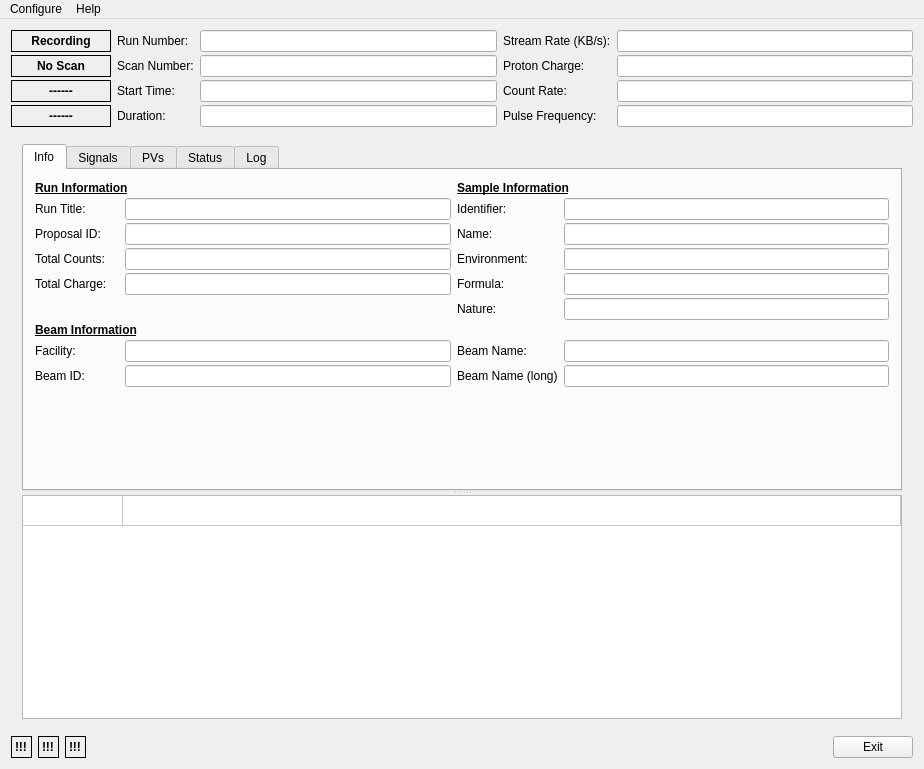
Above: dasmon/client/MainWindow.ui from ADARA-Neutrons/adara before the change. Below: the same form after it.
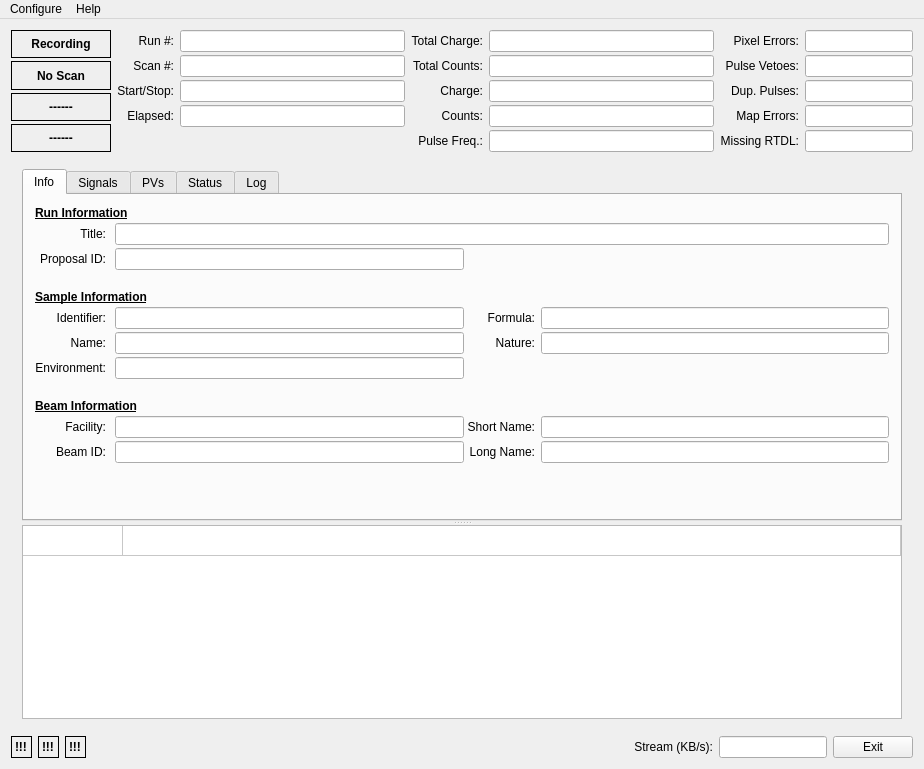
That is the form after the change. The open tabs and pages were chosen to show the change.

Commit message:
Added dasmon stream error metrics
Both dasmon service and gui now detect/report certain
low-level stream errors (pulse vetoes, duplicate
pulses, pixel errors, mapping errors, and missing
RTDLs). Dasmon gui was rearranged to support display
of this new information. Other small updates were
made to gui.

Diff of the .ui file:
```diff
--- a/dasmon/client/MainWindow.ui
+++ b/dasmon/client/MainWindow.ui
@@ -140,84 +140,17 @@
        </layout>
       </item>
       <item>
-       <layout class="QGridLayout" name="gridLayout" columnstretch="0,0,0,0,0">
+       <layout class="QGridLayout" name="gridLayout" columnstretch="0,0,0,0,0,0,0">
         <property name="verticalSpacing">
          <number>3</number>
         </property>
-        <item row="3" column="0">
-         <widget class="QLabel" name="label_23">
-          <property name="text">
-           <string>Duration:</string>
-          </property>
-         </widget>
-        </item>
-        <item row="1" column="3">
-         <widget class="QLabel" name="label_17">
-          <property name="text">
-           <string>Proton Charge:</string>
-          </property>
-         </widget>
-        </item>
-        <item row="2" column="3">
-         <widget class="QLabel" name="label_19">
-          <property name="text">
-           <string>Count Rate:</string>
-          </property>
-         </widget>
-        </item>
-        <item row="3" column="3">
-         <widget class="QLabel" name="label_21">
-          <property name="text">
-           <string>Pulse Frequency:</string>
-          </property>
-         </widget>
-        </item>
-        <item row="0" column="3">
-         <widget class="QLabel" name="label_12">
-          <property name="text">
-           <string>Stream Rate (KB/s):</string>
-          </property>
-         </widget>
-        </item>
-        <item row="1" column="4">
-         <widget class="QLineEdit" name="pchargeLabel">
-          <property name="readOnly">
-           <bool>true</bool>
-          </property>
-         </widget>
-        </item>
-        <item row="3" column="2">
-         <widget class="QLineEdit" name="durationLabel">
-          <property name="readOnly">
-           <bool>true</bool>
-          </property>
-         </widget>
-        </item>
-        <item row="2" column="4">
-         <widget class="QLineEdit" name="countRateLabel">
-          <property name="readOnly">
-           <bool>true</bool>
-          </property>
-         </widget>
-        </item>
-        <item row="3" column="4">
-         <widget class="QLineEdit" name="pfreqLabel">
-          <property name="readOnly">
-           <bool>true</bool>
-          </property>
-         </widget>
-        </item>
-        <item row="0" column="4">
-         <widget class="QLineEdit" name="bitRateLabel">
-          <property name="readOnly">
-           <bool>true</bool>
-          </property>
-         </widget>
-        </item>
         <item row="0" column="0">
          <widget class="QLabel" name="label_2">
           <property name="text">
-           <string>Run Number:</string>
+           <string>Run #:</string>
+          </property>
+          <property name="alignment">
+           <set>Qt::AlignRight|Qt::AlignTrailing|Qt::AlignVCenter</set>
           </property>
          </widget>
         </item>
@@ -228,24 +161,230 @@
           </property>
          </widget>
         </item>
-        <item row="1" column="0">
-         <widget class="QLabel" name="label_3">
+        <item row="0" column="5">
+         <widget class="QLabel" name="label_10">
           <property name="text">
-           <string>Scan Number:</string>
+           <string>Pixel Errors:</string>
           </property>
+          <property name="alignment">
+           <set>Qt::AlignRight|Qt::AlignTrailing|Qt::AlignVCenter</set>
+          </property>
          </widget>
         </item>
-        <item row="1" column="2">
-         <widget class="QLineEdit" name="scanNumLabel">
+        <item row="0" column="6">
+         <widget class="QLineEdit" name="pixErrorLabel">
+          <property name="sizePolicy">
+           <sizepolicy hsizetype="Minimum" vsizetype="Fixed">
+            <horstretch>0</horstretch>
+            <verstretch>0</verstretch>
+           </sizepolicy>
+          </property>
           <property name="readOnly">
            <bool>true</bool>
           </property>
          </widget>
         </item>
+        <item row="1" column="5">
+         <widget class="QLabel" name="label_13">
+          <property name="text">
+           <string>Pulse Vetoes:</string>
+          </property>
+          <property name="alignment">
+           <set>Qt::AlignRight|Qt::AlignTrailing|Qt::AlignVCenter</set>
+          </property>
+         </widget>
+        </item>
+        <item row="2" column="5">
+         <widget class="QLabel" name="label_14">
+          <property name="text">
+           <string>Dup. Pulses:</string>
+          </property>
+          <property name="alignment">
+           <set>Qt::AlignRight|Qt::AlignTrailing|Qt::AlignVCenter</set>
+          </property>
+         </widget>
+        </item>
+        <item row="1" column="6">
+         <widget class="QLineEdit" name="pulseVetoLabel">
+          <property name="sizePolicy">
+           <sizepolicy hsizetype="Minimum" vsizetype="Fixed">
+            <horstretch>0</horstretch>
+            <verstretch>0</verstretch>
+           </sizepolicy>
+          </property>
+          <property name="readOnly">
+           <bool>true</bool>
+          </property>
+         </widget>
+        </item>
+        <item row="2" column="6">
+         <widget class="QLineEdit" name="dupPulseLabel">
+          <property name="sizePolicy">
+           <sizepolicy hsizetype="Minimum" vsizetype="Fixed">
+            <horstretch>0</horstretch>
+            <verstretch>0</verstretch>
+           </sizepolicy>
+          </property>
+          <property name="readOnly">
+           <bool>true</bool>
+          </property>
+         </widget>
+        </item>
+        <item row="3" column="5">
+         <widget class="QLabel" name="label_15">
+          <property name="text">
+           <string>Map Errors:</string>
+          </property>
+          <property name="alignment">
+           <set>Qt::AlignRight|Qt::AlignTrailing|Qt::AlignVCenter</set>
+          </property>
+         </widget>
+        </item>
+        <item row="3" column="6">
+         <widget class="QLineEdit" name="mapErrorLabel">
+          <property name="sizePolicy">
+           <sizepolicy hsizetype="Minimum" vsizetype="Fixed">
+            <horstretch>0</horstretch>
+            <verstretch>0</verstretch>
+           </sizepolicy>
+          </property>
+          <property name="readOnly">
+           <bool>true</bool>
+          </property>
+         </widget>
+        </item>
+        <item row="4" column="5">
+         <widget class="QLabel" name="label_16">
+          <property name="text">
+           <string>Missing RTDL:</string>
+          </property>
+          <property name="alignment">
+           <set>Qt::AlignRight|Qt::AlignTrailing|Qt::AlignVCenter</set>
+          </property>
+         </widget>
+        </item>
+        <item row="4" column="6">
+         <widget class="QLineEdit" name="missRTDLLabel">
+          <property name="sizePolicy">
+           <sizepolicy hsizetype="Minimum" vsizetype="Fixed">
+            <horstretch>0</horstretch>
+            <verstretch>0</verstretch>
+           </sizepolicy>
+          </property>
+          <property name="readOnly">
+           <bool>true</bool>
+          </property>
+         </widget>
+        </item>
+        <item row="4" column="3">
+         <widget class="QLabel" name="label_21">
+          <property name="text">
+           <string>Pulse Freq.:</string>
+          </property>
+          <property name="alignment">
+           <set>Qt::AlignRight|Qt::AlignTrailing|Qt::AlignVCenter</set>
+          </property>
+         </widget>
+        </item>
+        <item row="3" column="3">
+         <widget class="QLabel" name="label_19">
+          <property name="text">
+           <string>Counts:</string>
+          </property>
+          <property name="alignment">
+           <set>Qt::AlignRight|Qt::AlignTrailing|Qt::AlignVCenter</set>
+          </property>
+         </widget>
+        </item>
+        <item row="2" column="3">
+         <widget class="QLabel" name="label_17">
+          <property name="text">
+           <string>Charge:</string>
+          </property>
+          <property name="alignment">
+           <set>Qt::AlignRight|Qt::AlignTrailing|Qt::AlignVCenter</set>
+          </property>
+         </widget>
+        </item>
+        <item row="4" column="4">
+         <widget class="QLineEdit" name="pfreqLabel">
+          <property name="readOnly">
+           <bool>true</bool>
+          </property>
+         </widget>
+        </item>
+        <item row="3" column="4">
+         <widget class="QLineEdit" name="countRateLabel">
+          <property name="readOnly">
+           <bool>true</bool>
+          </property>
+         </widget>
+        </item>
+        <item row="2" column="4">
+         <widget class="QLineEdit" name="pchargeLabel">
+          <property name="readOnly">
+           <bool>true</bool>
+          </property>
+         </widget>
+        </item>
+        <item row="1" column="4">
+         <widget class="QLineEdit" name="totalCountsEdit">
+          <property name="readOnly">
+           <bool>true</bool>
+          </property>
+         </widget>
+        </item>
+        <item row="0" column="4">
+         <widget class="QLineEdit" name="totalChargeEdit">
+          <property name="readOnly">
+           <bool>true</bool>
+          </property>
+         </widget>
+        </item>
+        <item row="0" column="3">
+         <widget class="QLabel" name="label_9">
+          <property name="text">
+           <string>Total Charge:</string>
+          </property>
+          <property name="alignment">
+           <set>Qt::AlignRight|Qt::AlignTrailing|Qt::AlignVCenter</set>
+          </property>
+         </widget>
+        </item>
+        <item row="1" column="3">
+         <widget class="QLabel" name="label_30">
+          <property name="text">
+           <string>Total Counts:</string>
+          </property>
+          <property name="alignment">
+           <set>Qt::AlignRight|Qt::AlignTrailing|Qt::AlignVCenter</set>
+          </property>
+         </widget>
+        </item>
+        <item row="3" column="0">
+         <widget class="QLabel" name="label_23">
+          <property name="text">
+           <string>Elapsed:</string>
+          </property>
+          <property name="alignment">
+           <set>Qt::AlignRight|Qt::AlignTrailing|Qt::AlignVCenter</set>
+          </property>
+         </widget>
+        </item>
         <item row="2" column="0">
          <widget class="QLabel" name="label_29">
           <property name="text">
-           <string>Start Time:</string>
+           <string>Start/Stop:</string>
+          </property>
+          <property name="alignment">
+           <set>Qt::AlignRight|Qt::AlignTrailing|Qt::AlignVCenter</set>
+          </property>
+         </widget>
+        </item>
+        <item row="3" column="2">
+         <widget class="QLineEdit" name="durationLabel">
+          <property name="readOnly">
+           <bool>true</bool>
           </property>
          </widget>
         </item>
@@ -256,6 +395,19 @@
           </property>
          </widget>
         </item>
+        <item row="1" column="0">
+         <widget class="QLabel" name="label_18">
+          <property name="text">
+           <string>Scan #:</string>
+          </property>
+          <property name="alignment">
+           <set>Qt::AlignRight|Qt::AlignTrailing|Qt::AlignVCenter</set>
+          </property>
+         </widget>
+        </item>
+        <item row="1" column="2">
+         <widget class="QLineEdit" name="scanNumLabel"/>
+        </item>
        </layout>
       </item>
      </layout>
@@ -277,10 +429,10 @@
             <string>Info</string>
            </attribute>
            <layout class="QGridLayout" name="gridLayout_2">
-            <property name="verticalSpacing">
+            <property name="spacing">
              <number>3</number>
             </property>
-            <item row="13" column="0">
+            <item row="16" column="0">
              <spacer name="verticalSpacer_2">
               <property name="orientation">
                <enum>Qt::Vertical</enum>
@@ -296,45 +448,20 @@
             <item row="2" column="0">
              <widget class="QLabel" name="label_7">
               <property name="text">
-               <string>Run Title:</string>
+               <string>Title:</string>
+              </property>
+              <property name="alignment">
+               <set>Qt::AlignRight|Qt::AlignTrailing|Qt::AlignVCenter</set>
               </property>
              </widget>
             </item>
-            <item row="2" column="3">
+            <item row="2" column="3" colspan="4">
              <widget class="QLineEdit" name="runTitleEdit">
               <property name="readOnly">
                <bool>true</bool>
               </property>
              </widget>
             </item>
-            <item row="2" column="4">
-             <widget class="QLabel" name="label_24">
-              <property name="text">
-               <string>Identifier:</string>
-              </property>
-             </widget>
-            </item>
-            <item row="2" column="5">
-             <widget class="QLineEdit" name="sampleIdEdit">
-              <property name="readOnly">
-               <bool>true</bool>
-              </property>
-             </widget>
-            </item>
-            <item row="1" column="4" colspan="2">
-             <widget class="QLabel" name="label_31">
-              <property name="font">
-               <font>
-                <weight>75</weight>
-                <bold>true</bold>
-                <underline>true</underline>
-               </font>
-              </property>
-              <property name="text">
-               <string>Sample Information</string>
-              </property>
-             </widget>
-            </item>
             <item row="1" column="0" colspan="4">
              <widget class="QLabel" name="label_32">
               <property name="font">
@@ -349,7 +476,7 @@
               </property>
              </widget>
             </item>
-            <item row="8" column="0" colspan="4">
+            <item row="11" column="0" colspan="4">
              <widget class="QLabel" name="facilityInfoLabel">
               <property name="font">
                <font>
@@ -363,155 +490,202 @@
               </property>
              </widget>
             </item>
-            <item row="9" column="0">
+            <item row="12" column="0">
              <widget class="QLabel" name="label">
               <property name="text">
                <string>Facility:</string>
               </property>
+              <property name="alignment">
+               <set>Qt::AlignRight|Qt::AlignTrailing|Qt::AlignVCenter</set>
+              </property>
              </widget>
             </item>
-            <item row="9" column="3">
+            <item row="12" column="3">
              <widget class="QLineEdit" name="facilityNameEdit">
               <property name="readOnly">
                <bool>true</bool>
               </property>
              </widget>
             </item>
-            <item row="10" column="0">
+            <item row="13" column="0">
              <widget class="QLabel" name="label_4">
               <property name="text">
                <string>Beam ID:</string>
               </property>
+              <property name="alignment">
+               <set>Qt::AlignRight|Qt::AlignTrailing|Qt::AlignVCenter</set>
+              </property>
              </widget>
             </item>
-            <item row="10" column="3">
+            <item row="13" column="3">
              <widget class="QLineEdit" name="beamIdEdit">
               <property name="readOnly">
                <bool>true</bool>
               </property>
              </widget>
             </item>
-            <item row="9" column="4">
+            <item row="12" column="4">
              <widget class="QLabel" name="label_5">
               <property name="text">
-               <string>Beam Name:</string>
+               <string>Short Name:</string>
+              </property>
+              <property name="alignment">
+               <set>Qt::AlignRight|Qt::AlignTrailing|Qt::AlignVCenter</set>
               </property>
              </widget>
             </item>
-            <item row="9" column="5">
+            <item row="12" column="6">
              <widget class="QLineEdit" name="beamNameShortEdit">
               <property name="readOnly">
                <bool>true</bool>
               </property>
              </widget>
             </item>
-            <item row="10" column="4">
+            <item row="13" column="4">
              <widget class="QLabel" name="label_6">
               <property name="text">
-               <string>Beam Name (long)</string>
+               <string>Long Name:</string>
+              </property>
+              <property name="alignment">
+               <set>Qt::AlignRight|Qt::AlignTrailing|Qt::AlignVCenter</set>
               </property>
              </widget>
             </item>
-            <item row="10" column="5">
+            <item row="13" column="6">
              <widget class="QLineEdit" name="beamNameLongEdit">
               <property name="readOnly">
                <bool>true</bool>
               </property>
              </widget>
             </item>
-            <item row="3" column="0">
-             <widget class="QLabel" name="label_11">
-              <property name="text">
-               <string>Proposal ID:</string>
-              </property>
-             </widget>
-            </item>
-            <item row="3" column="3">
-             <widget class="QLineEdit" name="propIdEdit">
-              <property name="readOnly">
-               <bool>true</bool>
-              </property>
-             </widget>
-            </item>
-            <item row="3" column="4">
-             <widget class="QLabel" name="label_25">
-              <property name="text">
-               <string>Name:</string>
-              </property>
-             </widget>
-            </item>
-            <item row="4" column="4">
-             <widget class="QLabel" name="label_26">
-              <property name="text">
-               <string>Environment:</string>
-              </property>
-             </widget>
-            </item>
-            <item row="5" column="4">
+            <item row="7" column="4">
              <widget class="QLabel" name="label_27">
               <property name="text">
                <string>Formula:</string>
               </property>
+              <property name="alignment">
+               <set>Qt::AlignRight|Qt::AlignTrailing|Qt::AlignVCenter</set>
+              </property>
              </widget>
             </item>
-            <item row="6" column="4">
+            <item row="8" column="4">
              <widget class="QLabel" name="label_28">
               <property name="text">
                <string>Nature:</string>
               </property>
-             </widget>
-            </item>
-            <item row="3" column="5">
-             <widget class="QLineEdit" name="sampleNameEdit">
-              <property name="readOnly">
-               <bool>true</bool>
+              <property name="alignment">
+               <set>Qt::AlignRight|Qt::AlignTrailing|Qt::AlignVCenter</set>
               </property>
              </widget>
             </item>
-            <item row="4" column="5">
-             <widget class="QLineEdit" name="sampleEnvironmentEdit">
-              <property name="readOnly">
-               <bool>true</bool>
-              </property>
-             </widget>
-            </item>
-            <item row="5" column="5">
+            <item row="7" column="6">
              <widget class="QLineEdit" name="sampleFormulaEdit">
               <property name="readOnly">
                <bool>true</bool>
               </property>
              </widget>
             </item>
-            <item row="6" column="5">
+            <item row="8" column="6">
              <widget class="QLineEdit" name="sampleNatureEdit">
               <property name="readOnly">
                <bool>true</bool>
               </property>
              </widget>
             </item>
+            <item row="5" column="0" rowspan="2" colspan="4">
+             <widget class="QLabel" name="label_31">
+              <property name="font">
+               <font>
+                <weight>75</weight>
+                <bold>true</bold>
+                <underline>true</underline>
+               </font>
+              </property>
+              <property name="text">
+               <string>Sample Information</string>
+              </property>
+              <property name="margin">
+               <number>0</number>
+              </property>
+             </widget>
+            </item>
+            <item row="7" column="0">
+             <widget class="QLabel" name="label_24">
+              <property name="text">
+               <string>Identifier:</string>
+              </property>
+              <property name="alignment">
+               <set>Qt::AlignRight|Qt::AlignTrailing|Qt::AlignVCenter</set>
+              </property>
+             </widget>
+            </item>
+            <item row="7" column="3">
+             <widget class="QLineEdit" name="sampleIdEdit">
+              <property name="readOnly">
+               <bool>true</bool>
+              </property>
+             </widget>
+            </item>
+            <item row="8" column="0">
+             <widget class="QLabel" name="label_25">
+              <property name="text">
+               <string>Name:</string>
+              </property>
+              <property name="alignment">
+               <set>Qt::AlignRight|Qt::AlignTrailing|Qt::AlignVCenter</set>
+              </property>
+             </widget>
+            </item>
+            <item row="8" column="3">
+             <widget class="QLineEdit" name="sampleNameEdit">
+              <property name="readOnly">
+               <bool>true</bool>
+              </property>
+             </widget>
+            </item>
+            <item row="9" column="0">
+             <widget class="QLabel" name="label_26">
+              <property name="text">
+               <string>Environment:</string>
+              </property>
+              <property name="alignment">
+               <set>Qt::AlignRight|Qt::AlignTrailing|Qt::AlignVCenter</set>
+              </property>
+             </widget>
+            </item>
+            <item row="9" column="3">
+             <widget class="QLineEdit" name="sampleEnvironmentEdit">
+              <property name="readOnly">
+               <bool>true</bool>
+              </property>
+             </widget>
+            </item>
             <item row="4" column="0">
-             <widget class="QLabel" name="label_30">
+             <widget class="QLabel" name="label_3">
               <property name="text">
-               <string>Total Counts:</string>
+               <string/>
               </property>
              </widget>
             </item>
-            <item row="5" column="0">
-             <widget class="QLabel" name="label_9">
+            <item row="10" column="0">
+             <widget class="QLabel" name="label_8">
               <property name="text">
-               <string>Total Charge:</string>
+               <string/>
               </property>
              </widget>
             </item>
-            <item row="4" column="3">
-             <widget class="QLineEdit" name="totalCountsEdit">
-              <property name="readOnly">
-               <bool>true</bool>
+            <item row="3" column="0">
+             <widget class="QLabel" name="label_11">
+              <property name="text">
+               <string>Proposal ID:</string>
               </property>
+              <property name="alignment">
+               <set>Qt::AlignRight|Qt::AlignTrailing|Qt::AlignVCenter</set>
+              </property>
              </widget>
             </item>
-            <item row="5" column="3">
-             <widget class="QLineEdit" name="totalChargeEdit">
+            <item row="3" column="3">
+             <widget class="QLineEdit" name="propIdEdit">
               <property name="readOnly">
                <bool>true</bool>
               </property>
@@ -743,6 +917,29 @@
         </property>
        </spacer>
       </item>
+      <item>
+       <widget class="QLabel" name="label_12">
+        <property name="text">
+         <string>Stream (KB/s):</string>
+        </property>
+        <property name="alignment">
+         <set>Qt::AlignRight|Qt::AlignTrailing|Qt::AlignVCenter</set>
+        </property>
+       </widget>
+      </item>
+      <item>
+       <widget class="QLineEdit" name="bitRateLabel">
+        <property name="sizePolicy">
+         <sizepolicy hsizetype="Minimum" vsizetype="Fixed">
+          <horstretch>0</horstretch>
+          <verstretch>0</verstretch>
+         </sizepolicy>
+        </property>
+        <property name="readOnly">
+         <bool>true</bool>
+        </property>
+       </widget>
+      </item>
       <item>
        <widget class="QPushButton" name="exitButton">
         <property name="text">
```
Left out of the diff: 4 changed lines with no effect on the pictures. The commit also changes 8 other files.
